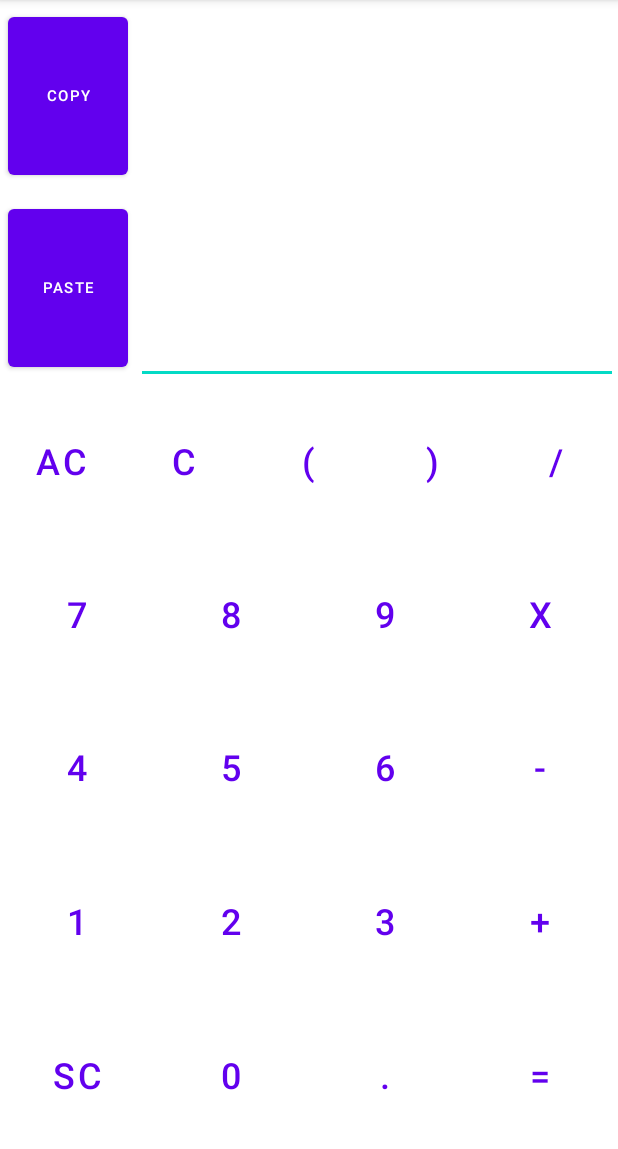
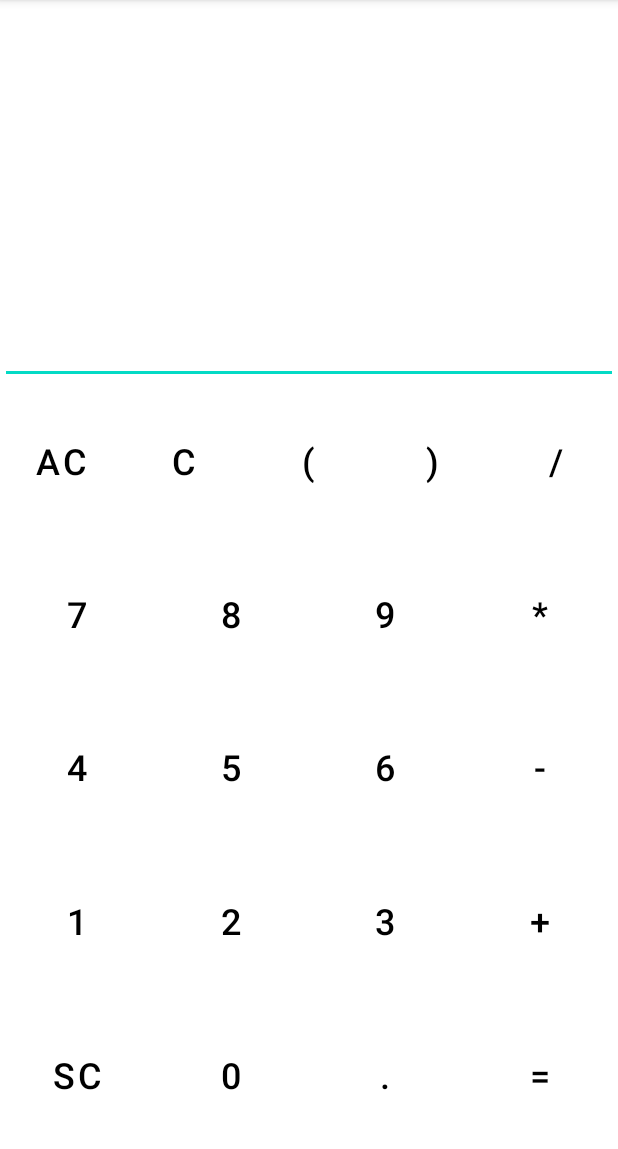
Before and after one commit to Matvey-Makaro/Android, an Android app: the screen it shows after launch (MainActivity), on a phone screen of 412 x 824 dp, the part 84-1233 px from its top. Run offline under Robolectric (Android 15) with nearby library versions, the phone set to English and light mode, and no system bars; libraries missing offline, so code that uses them is left out: ch.obermuhlner.math, com.mpobjects.bdparsii.

Commit message:
Project done.

```diff
--- a/app/src/main/java/com/example/lab3/ScientificFunctionsFragment.kt
+++ b/app/src/main/java/com/example/lab3/ScientificFunctionsFragment.kt
@@ -27,55 +27,72 @@ class ScientificFunctionsFragment : Fragment() {
             setFragmentResult("requestKey", bundleOf("bundleKey" to result))
         }
         binding.buttonTan.setOnClickListener {
-            val result = "tan("
+            val result = "tg("
             setFragmentResult("requestKey", bundleOf("bundleKey" to result))
         }
-        /*binding.buttonASin.setOnClickListener {
-            val result = "asin("
-            setFragmentResult("requestKey", bundleOf("bundleKey" to result))
-        }
-        binding.buttonACos.setOnClickListener {
-            val result = "acos("
-            setFragmentResult("requestKey", bundleOf("bundleKey" to result))
-        }
-        binding.buttonATan.setOnClickListener {
-            val result = "atan("
-            setFragmentResult("requestKey", bundleOf("bundleKey" to result))
-        }*/
+
         binding.buttonLn.setOnClickListener {
             val result = "ln("
             setFragmentResult("requestKey", bundleOf("bundleKey" to result))
         }
-        /*binding.buttonLog2.setOnClickListener {
-            val result = "log2("
+
+        binding.buttonASin.setOnClickListener {
+            val result = "arcsin("
             setFragmentResult("requestKey", bundleOf("bundleKey" to result))
         }
-        binding.buttonLog10.setOnClickListener {
-            val result = "log("
+
+        binding.buttonACos.setOnClickListener {
+            val result = "arccos("
             setFragmentResult("requestKey", bundleOf("bundleKey" to result))
         }
+
+        binding.buttonATan.setOnClickListener {
+            val result = "arctg("
+            setFragmentResult("requestKey", bundleOf("bundleKey" to result))
+        }
+
+        binding.buttonLg?.setOnClickListener {
+            val result = "lg("
+            setFragmentResult("requestKey", bundleOf("bundleKey" to result))
+        }
+
+        binding.buttonSinh.setOnClickListener {
+            val result = "sh("
+            setFragmentResult("requestKey", bundleOf("bundleKey" to result))
+        }
+
+        binding.buttonCosh.setOnClickListener {
+            val result = "ch("
+            setFragmentResult("requestKey", bundleOf("bundleKey" to result))
+        }
+
+        binding.buttonTanh.setOnClickListener {
+            val result = "tgh("
+            setFragmentResult("requestKey", bundleOf("bundleKey" to result))
+        }
+
         binding.buttonExp.setOnClickListener {
             val result = "exp("
             setFragmentResult("requestKey", bundleOf("bundleKey" to result))
-        }*/
-        binding.buttonSqrt.setOnClickListener {
-            val result = "sqrt("
+        }
+
+        binding.buttonPi.setOnClickListener {
+            val result = "pi"
             setFragmentResult("requestKey", bundleOf("bundleKey" to result))
         }
-        /*binding.buttonAbs.setOnClickListener {
-            val result = "abs("
+
+        binding.buttonFact.setOnClickListener {
+            val result = "fact("
             setFragmentResult("requestKey", bundleOf("bundleKey" to result))
-        }*/
+        }
+
         binding.buttonPower.setOnClickListener {
             val result = "^("
             setFragmentResult("requestKey", bundleOf("bundleKey" to result))
         }
-        binding.buttonPi.setOnClickListener {
-            val result = "pi"
-            setFragmentResult("requestKey", bundleOf("bundleKey" to result))
-        }
-        binding.buttonFact.setOnClickListener {
-            val result = "!"
+
+        binding.buttonSqrt.setOnClickListener {
+            val result = "sqrt("
             setFragmentResult("requestKey", bundleOf("bundleKey" to result))
         }
         return binding.root
--- a/app/src/main/res/layout-land/fragment_basic_functions.xml
+++ b/app/src/main/res/layout-land/fragment_basic_functions.xml
@@ -23,7 +23,8 @@
             android:insetTop="0dp"
             android:insetBottom="0dp"
             android:text="AC"
-            android:textSize="24sp" />
+            android:textColor="@color/black"
+            android:textSize="20sp" />
 
         <Button
             android:id="@+id/buttonDelete"
@@ -33,19 +34,21 @@
             android:insetTop="0dp"
             android:insetBottom="0dp"
             android:text="C"
-            android:textSize="24sp"
+            android:textColor="@color/black"
+            android:textSize="20sp"
             style="?android:attr/buttonBarButtonStyle" />
 
         <Button
             android:id="@+id/buttonLBracket"
+            style="?android:attr/buttonBarButtonStyle"
             android:layout_width="0dp"
             android:layout_height="match_parent"
             android:layout_weight="1"
             android:insetTop="0dp"
             android:insetBottom="0dp"
             android:text="("
-            android:textSize="24sp"
-            style="?android:attr/buttonBarButtonStyle"/>
+            android:textColor="@color/black"
+            android:textSize="20sp" />
 
         <Button
             android:id="@+id/buttonRBracket"
@@ -55,7 +58,8 @@
             android:insetTop="0dp"
             android:insetBottom="0dp"
             style="?android:attr/buttonBarButtonStyle"
-            android:textSize="24sp"
+            android:textColor="@color/black"
+            android:textSize="20sp"
             android:text=")" />
 
         <Button
@@ -66,7 +70,8 @@
             android:insetTop="0dp"
             android:insetBottom="0dp"
             style="?android:attr/buttonBarButtonStyle"
-            android:textSize="24sp"
+            android:textColor="@color/black"
+            android:textSize="20sp"
             android:text="/" />
 
     </LinearLayout>
@@ -86,6 +91,7 @@
             android:insetTop="0dp"
             android:insetBottom="0dp"
             style="?android:attr/buttonBarButtonStyle"
+            android:textColor="@color/black"
             android:textSize="24sp"
             android:text="7" />
 
@@ -97,6 +103,7 @@
             android:insetTop="0dp"
             android:insetBottom="0dp"
             style="?android:attr/buttonBarButtonStyle"
+            android:textColor="@color/black"
             android:textSize="24sp"
             android:text="8" />
 
@@ -108,6 +115,7 @@
             android:insetTop="0dp"
             android:insetBottom="0dp"
             style="?android:attr/buttonBarButtonStyle"
+            android:textColor="@color/black"
             android:textSize="24sp"
             android:text="9" />
 
@@ -119,8 +127,9 @@
             android:insetTop="0dp"
             android:insetBottom="0dp"
             style="?android:attr/buttonBarButtonStyle"
+            android:textColor="@color/black"
             android:textSize="24sp"
-            android:text="X" />
+            android:text="*" />
 
     </LinearLayout>
 
@@ -139,6 +148,7 @@
             android:insetTop="0dp"
             android:insetBottom="0dp"
             style="?android:attr/buttonBarButtonStyle"
+            android:textColor="@color/black"
             android:textSize="24sp"
             android:text="4" />
 
@@ -150,6 +160,7 @@
             android:insetTop="0dp"
             android:insetBottom="0dp"
             style="?android:attr/buttonBarButtonStyle"
+            android:textColor="@color/black"
             android:text="5"
             android:textSize="24sp"
             app:layout_constraintEnd_toEndOf="parent" />
@@ -162,6 +173,7 @@
             android:insetTop="0dp"
             android:insetBottom="0dp"
             style="?android:attr/buttonBarButtonStyle"
+            android:textColor="@color/black"
             android:textSize="24sp"
             android:text="6" />
 
@@ -173,6 +185,7 @@
             android:insetTop="0dp"
             android:insetBottom="0dp"
             style="?android:attr/buttonBarButtonStyle"
+            android:textColor="@color/black"
             android:textSize="24sp"
             android:text="-" />
 
@@ -193,6 +206,7 @@
             android:insetTop="0dp"
             android:insetBottom="0dp"
             style="?android:attr/buttonBarButtonStyle"
+            android:textColor="@color/black"
             android:textSize="24sp"
             android:text="1" />
 
@@ -204,6 +218,7 @@
             android:insetTop="0dp"
             android:insetBottom="0dp"
             style="?android:attr/buttonBarButtonStyle"
+            android:textColor="@color/black"
             android:textSize="24sp"
             android:text="2" />
 
@@ -215,6 +230,7 @@
             android:insetTop="0dp"
             android:insetBottom="0dp"
             style="?android:attr/buttonBarButtonStyle"
+            android:textColor="@color/black"
             android:textSize="24sp"
             android:text="3" />
 
@@ -226,6 +242,7 @@
             android:insetTop="0dp"
             android:insetBottom="0dp"
             style="?android:attr/buttonBarButtonStyle"
+            android:textColor="@color/black"
             android:textSize="24sp"
             android:text="+" />
 
@@ -247,6 +264,7 @@
             android:insetBottom="0dp"
             android:text="0"
             style="?android:attr/buttonBarButtonStyle"
+            android:textColor="@color/black"
             android:textSize="24sp"
             android:textAlignment="gravity" />
 
@@ -258,6 +276,7 @@
             android:insetTop="0dp"
             android:insetBottom="0dp"
             style="?android:attr/buttonBarButtonStyle"
+            android:textColor="@color/black"
             android:textSize="24sp"
             android:text="." />
 
@@ -270,6 +289,7 @@
             android:insetBottom="0dp"
             android:text="="
             style="?android:attr/buttonBarButtonStyle"
+            android:textColor="@color/black"
             android:textSize="24sp" />
 
     </LinearLayout>
--- a/app/src/main/res/layout/fragment_basic_functions.xml
+++ b/app/src/main/res/layout/fragment_basic_functions.xml
@@ -23,6 +23,7 @@
             android:insetTop="0dp"
             android:insetBottom="0dp"
             android:text="AC"
+            android:textColor="@color/black"
             android:textSize="24sp" />
 
         <Button
@@ -34,6 +35,7 @@
             android:insetTop="0dp"
             android:insetBottom="0dp"
             android:text="C"
+            android:textColor="@color/black"
             android:textSize="24sp" />
 
         <Button
@@ -45,6 +47,7 @@
             android:insetTop="0dp"
             android:insetBottom="0dp"
             android:text="("
+            android:textColor="@color/black"
             android:textSize="24sp" />
 
         <Button
@@ -55,6 +58,7 @@
             android:insetTop="0dp"
             android:insetBottom="0dp"
             style="?android:attr/buttonBarButtonStyle"
+            android:textColor="@color/black"
             android:textSize="24sp"
             android:text=")" />
 
@@ -66,6 +70,7 @@
             android:insetTop="0dp"
             android:insetBottom="0dp"
             style="?android:attr/buttonBarButtonStyle"
+            android:textColor="@color/black"
             android:textSize="24sp"
             android:text="/" />
 
@@ -86,6 +91,7 @@
             android:insetTop="0dp"
             android:insetBottom="0dp"
             style="?android:attr/buttonBarButtonStyle"
+            android:textColor="@color/black"
             android:textSize="24sp"
             android:text="7" />
 
@@ -97,19 +103,21 @@
             android:insetTop="0dp"
             android:insetBottom="0dp"
             style="?android:attr/buttonBarButtonStyle"
+            android:textColor="@color/black"
             android:textSize="24sp"
             android:text="8" />
 
         <Button
             android:id="@+id/button9"
+            style="?android:attr/buttonBarButtonStyle"
             android:layout_width="0dp"
             android:layout_height="match_parent"
             android:layout_weight="1"
             android:insetTop="0dp"
             android:insetBottom="0dp"
-            style="?android:attr/buttonBarButtonStyle"
-            android:textSize="24sp"
-            android:text="9" />
+            android:text="9"
+            android:textColor="@color/black"
+            android:textSize="24sp" />
 
         <Button
             android:id="@+id/buttonMultiply"
@@ -119,8 +127,9 @@
             android:insetTop="0dp"
             android:insetBottom="0dp"
             style="?android:attr/buttonBarButtonStyle"
+            android:textColor="@color/black"
             android:textSize="24sp"
-            android:text="X" />
+            android:text="*" />
 
     </LinearLayout>
 
@@ -133,14 +142,15 @@
 
         <Button
             android:id="@+id/button4"
+            style="?android:attr/buttonBarButtonStyle"
             android:layout_width="0dp"
             android:layout_height="match_parent"
             android:layout_weight="1"
             android:insetTop="0dp"
             android:insetBottom="0dp"
-            style="?android:attr/buttonBarButtonStyle"
-            android:textSize="24sp"
-            android:text="4" />
+            android:text="4"
+            android:textColor="@color/black"
+            android:textSize="24sp" />
 
         <Button
             android:id="@+id/button5"
@@ -150,6 +160,7 @@
             android:insetTop="0dp"
             android:insetBottom="0dp"
             style="?android:attr/buttonBarButtonStyle"
+            android:textColor="@color/black"
             android:text="5"
             android:textSize="24sp"
             app:layout_constraintEnd_toEndOf="parent" />
@@ -162,6 +173,7 @@
             android:insetTop="0dp"
             android:insetBottom="0dp"
             style="?android:attr/buttonBarButtonStyle"
+            android:textColor="@color/black"
             android:textSize="24sp"
             android:text="6" />
 
@@ -173,6 +185,7 @@
             android:insetTop="0dp"
             android:insetBottom="0dp"
             style="?android:attr/buttonBarButtonStyle"
+            android:textColor="@color/black"
             android:textSize="24sp"
             android:text="-" />
 
@@ -193,6 +206,7 @@
             android:insetTop="0dp"
             android:insetBottom="0dp"
             style="?android:attr/buttonBarButtonStyle"
+            android:textColor="@color/black"
             android:textSize="24sp"
             android:text="1" />
 
@@ -204,6 +218,7 @@
             android:insetTop="0dp"
             android:insetBottom="0dp"
             style="?android:attr/buttonBarButtonStyle"
+            android:textColor="@color/black"
             android:textSize="24sp"
             android:text="2" />
 
@@ -215,6 +230,7 @@
             android:insetTop="0dp"
             android:insetBottom="0dp"
             style="?android:attr/buttonBarButtonStyle"
+            android:textColor="@color/black"
             android:textSize="24sp"
             android:text="3" />
 
@@ -226,6 +242,7 @@
             android:insetTop="0dp"
             android:insetBottom="0dp"
             style="?android:attr/buttonBarButtonStyle"
+            android:textColor="@color/black"
             android:textSize="24sp"
             android:text="+" />
 
@@ -247,6 +264,7 @@
             android:insetBottom="0dp"
             android:text="SC"
             style="?android:attr/buttonBarButtonStyle"
+            android:textColor="@color/black"
             android:textSize="24sp" />
 
         <Button
@@ -258,6 +276,7 @@
             android:insetBottom="0dp"
             android:text="0"
             style="?android:attr/buttonBarButtonStyle"
+            android:textColor="@color/black"
             android:textSize="24sp"
             android:textAlignment="gravity" />
 
@@ -269,6 +288,7 @@
             android:insetTop="0dp"
             android:insetBottom="0dp"
             style="?android:attr/buttonBarButtonStyle"
+            android:textColor="@color/black"
             android:textSize="24sp"
             android:text="." />
 
@@ -281,6 +301,7 @@
             android:insetBottom="0dp"
             android:text="="
             style="?android:attr/buttonBarButtonStyle"
+            android:textColor="@color/black"
             android:textSize="24sp" />
 
 
--- a/app/src/main/res/layout/fragment_scientific_functions.xml
+++ b/app/src/main/res/layout/fragment_scientific_functions.xml
@@ -20,6 +20,7 @@
             android:insetTop="0dp"
             android:insetBottom="0dp"
             android:text="sin"
+
             android:textSize="20sp"
             style="?android:attr/buttonBarButtonStyle" />
 
@@ -84,7 +85,7 @@
             android:insetTop="0dp"
             android:insetBottom="0dp"
             android:text="arccos"
-            android:textSize="18sp"
+            android:textSize="16sp"
             style="?android:attr/buttonBarButtonStyle" />
 
         <Button
--- a/app/src/main/res/layout/fragment_work_space.xml
+++ b/app/src/main/res/layout/fragment_work_space.xml
@@ -22,15 +22,6 @@
             android:layout_weight="1"
             android:orientation="horizontal">
 
-                <Button
-                    android:id="@+id/copyResultButton"
-                    android:text="copy"
-                    android:textSize="10sp"
-                    android:layout_width="0dp"
-                    android:layout_height="match_parent"
-                    android:layout_margin="5dp"
-                    android:layout_weight="1" />
-
                 <TextView
                     android:id="@+id/resultText"
                     tools:text="0133129039"
@@ -48,15 +39,6 @@
             android:layout_weight="1"
             android:orientation="horizontal">
 
-                <Button
-                    android:id="@+id/pasteInputButton"
-                    android:text="paste"
-                    android:textSize="10sp"
-                    android:layout_margin="5dp"
-                    android:layout_width="0dp"
-                    android:layout_height="match_parent"
-                    android:layout_weight="1" />
-
                 <EditText
                     android:id="@+id/inputText"
                     tools:text="193903"
```
Also changed, not shown: app/src/main/java/com/example/lab3/WorkSpaceFragment.kt (+96 -77 lines).
